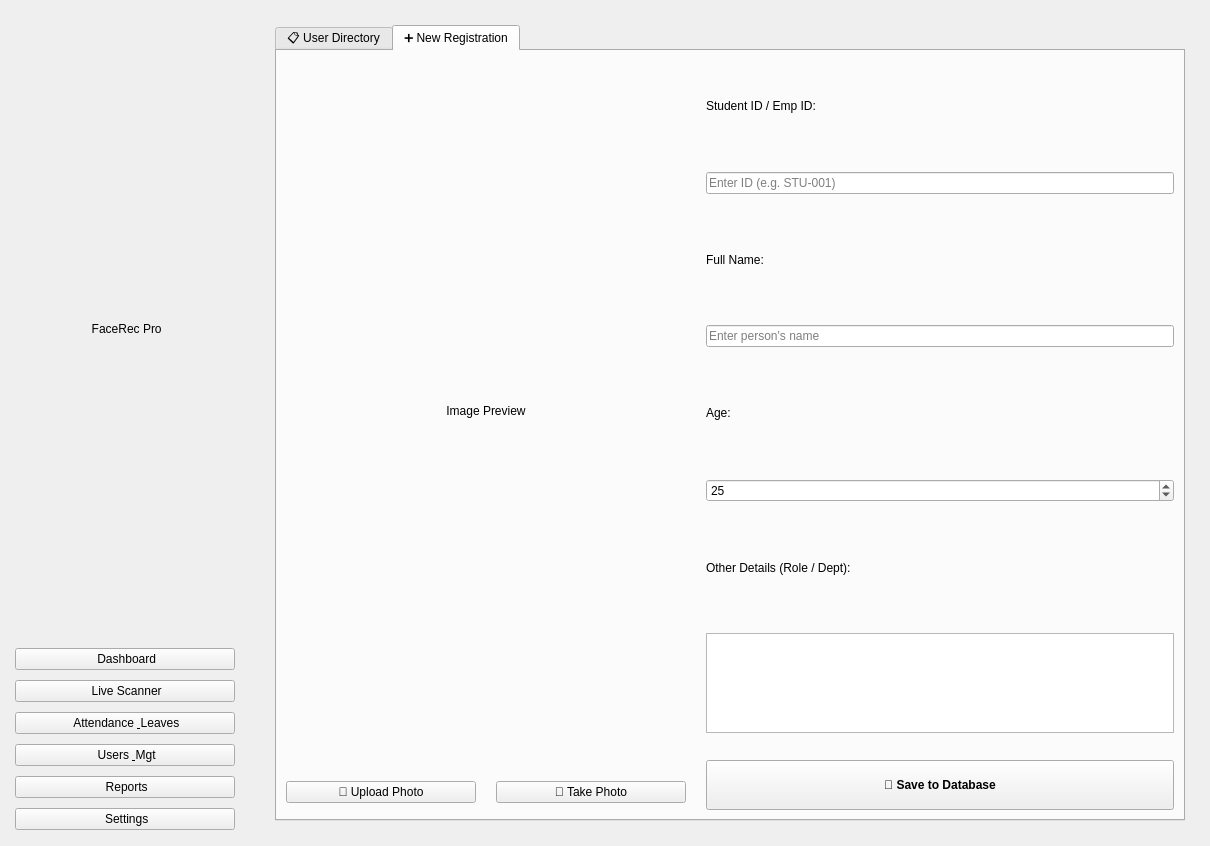
Old version of the form design.ui in the repository kdineshharsha/Attendance-System.
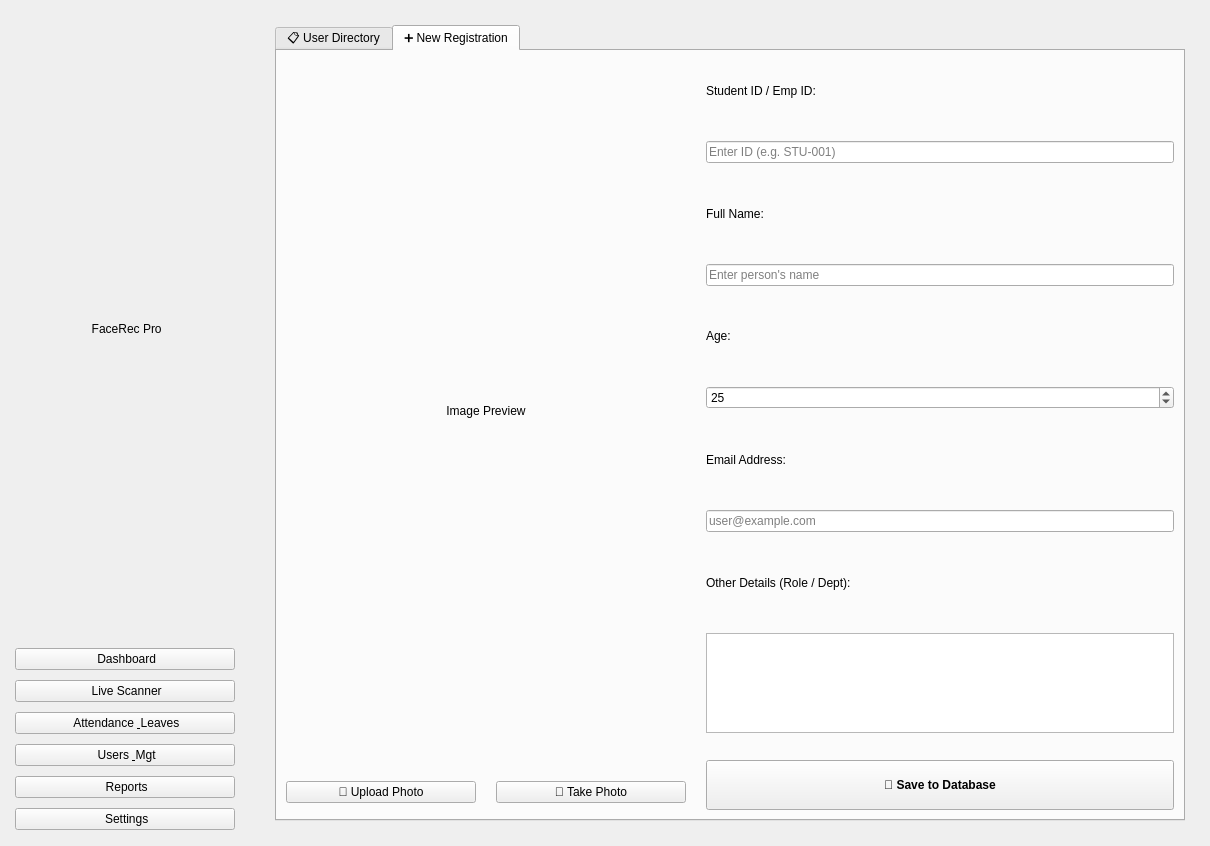
New version of the form. The open tabs and pages were chosen to show the change. Icons and pictures are not drawn.

Commit message: User Update error fixed | Add email

```diff
--- a/design.ui
+++ b/design.ui
@@ -480,6 +480,21 @@
                 <property name="maximum"><number>120</number></property>
                 <property name="value"><number>25</number></property>
                </widget>
+
+              </item>
+              <item>
+               <widget class="QLabel" name="lbl_reg_email">
+                <property name="text">
+                 <string>Email Address:</string>
+                </property>
+               </widget>
+              </item>
+              <item>
+               <widget class="QLineEdit" name="txt_reg_email">
+                <property name="placeholderText">
+                 <string>user@example.com</string>
+                </property>
+               </widget>
               </item>
               <item><widget class="QLabel" name="label_3"><property name="text"><string>Other Details (Role / Dept):</string></property></widget></item>
               <item><widget class="QTextEdit" name="txt_reg_details"><property name="maximumSize"><size><width>16777215</width><height>100</height></size></property></widget></item>
```
The commit also changes 2 other files.
